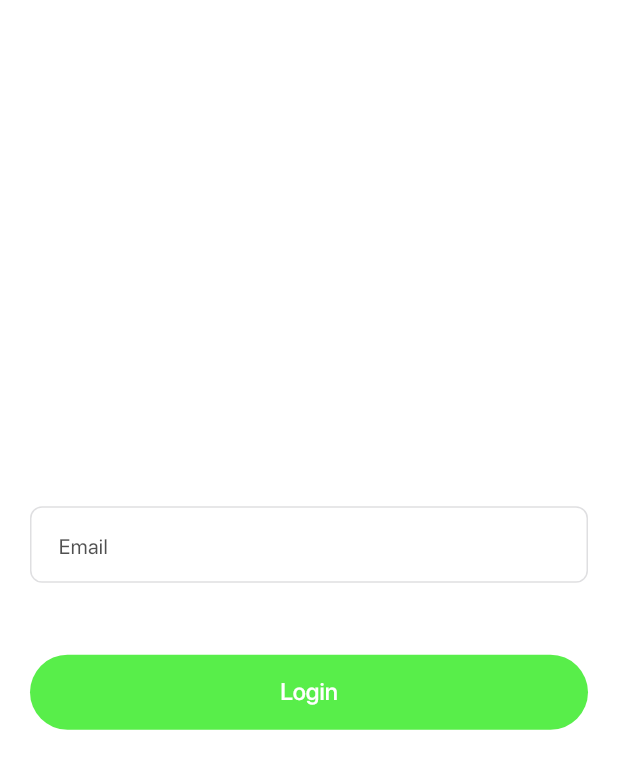
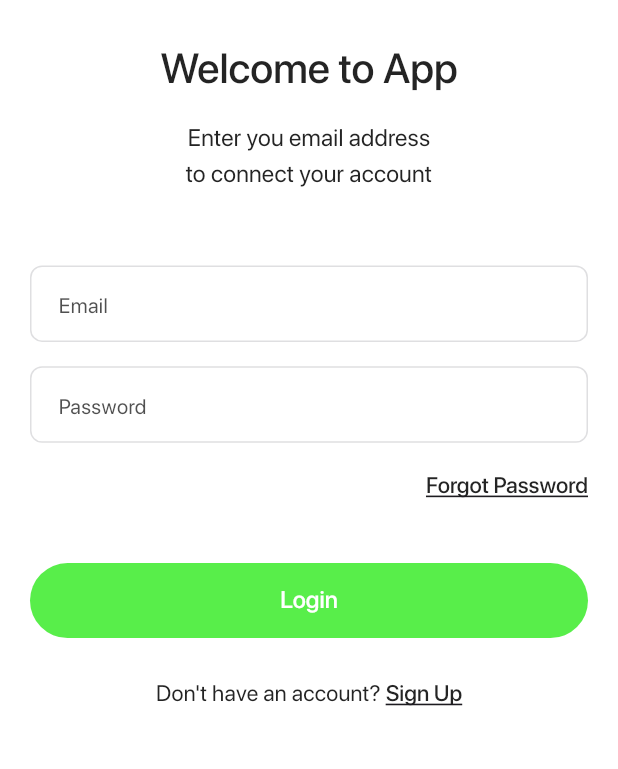
Before and after one commit to muhammadbiilal/firebase_social_media_flutter, a Flutter app: the screen it shows after launch, on a phone screen of 412 x 824 dp. Shown: the top 769 px of the screen. Run offline on Flutter 3.47's test engine with Material 3 defaults, Android fonts, the phone set to English and light mode, and no system bars; our stand-ins replace firebase_core, fluttertoast; missing offline and left inert: firebase_app_check, firebase_core_web, firebase_database_web, firebase_storage_web, image_picker_for_web; accounts and stored records are empty; project files that could hold a hidden picture were left out.

Commit message:
login/sign up view

```diff
--- a/lib/main.dart
+++ b/lib/main.dart
@@ -104,6 +104,12 @@ class MyApp extends StatelessWidget {
             color: AppColors.primaryTextTextColor,
             height: 2.26,
           ),
+          titleMedium: TextStyle(
+            fontSize: 16,
+            fontFamily: AppFonts.sfProDisplayRegular,
+            color: AppColors.primaryTextTextColor,
+            height: 1.5,
+          ),
         ),
       ),
       // home: const SplashScreen(),
@@ -124,3 +130,4 @@ class MyApp extends StatelessWidget {
 // bodyText1 → bodyLarge
 // bodyText2 → bodyMedium
 // caption → bodySmall
+// subtitle1 → titleMedium
--- a/lib/utils/routes/route_name.dart
+++ b/lib/utils/routes/route_name.dart
@@ -1,4 +1,5 @@
 class RouteName {
   static const String splashScreen = 'splash';
   static const String loginView = 'login_view';
+  static const String singUpScreen = 'singUpScreen';
 }
--- a/lib/utils/routes/routes.dart
+++ b/lib/utils/routes/routes.dart
@@ -1,6 +1,7 @@
 import 'package:flutter/material.dart';
 import 'package:tech_media/utils/routes/route_name.dart';
 import 'package:tech_media/view/login/login_screen.dart';
+import 'package:tech_media/view/signup/sign_up_screen.dart';
 import 'package:tech_media/view/splash/splash_screen.dart';
 
 class Routes {
@@ -12,7 +13,8 @@ class Routes {
 
       case RouteName.loginView:
         return MaterialPageRoute(builder: (_) => const LoginScreen());
-
+      case RouteName.singUpScreen:
+        return MaterialPageRoute(builder: (_) => const SignUpScreen());
       default:
         return MaterialPageRoute(builder: (_) {
           return Scaffold(
--- a/lib/view/login/login_screen.dart
+++ b/lib/view/login/login_screen.dart
@@ -1,6 +1,7 @@
 import 'package:flutter/material.dart';
 import 'package:tech_media/res/component/input_text_field.dart';
 import 'package:tech_media/res/component/round_button.dart';
+import 'package:tech_media/utils/routes/route_name.dart';
 
 class LoginScreen extends StatefulWidget {
   const LoginScreen({super.key});
@@ -10,18 +11,54 @@ class LoginScreen extends StatefulWidget {
 }
 
 class _LoginScreenState extends State<LoginScreen> {
+  final _formKey = GlobalKey<FormState>();
   final TextEditingController emailController = TextEditingController();
+  final TextEditingController passwordController = TextEditingController();
+
   final FocusNode emailFocusNode = FocusNode();
+  final FocusNode passwordFocusNode = FocusNode();
+
+  @override
+  void dispose() {
+    // TODO: implement dispose
+    super.dispose();
+    emailController.dispose();
+    passwordController.dispose();
+    emailFocusNode.dispose();
+    passwordFocusNode.dispose();
+  }
 
   @override
   Widget build(BuildContext context) {
+    final height = MediaQuery.of(context).size.height * 1;
     return Scaffold(
-      body: Padding(
-        padding: const EdgeInsets.symmetric(horizontal: 20),
+      body: SafeArea(
+        child: Padding(
+          padding: const EdgeInsets.symmetric(horizontal: 20, vertical: 10),
+          child: SingleChildScrollView(
             child: Column(
-          mainAxisAlignment: MainAxisAlignment.center,
+              mainAxisAlignment: MainAxisAlignment.start,
               crossAxisAlignment: CrossAxisAlignment.center,
               children: [
+                SizedBox(height: height * 0.01),
+                Text(
+                  'Welcome to App',
+                  style: Theme.of(context).textTheme.displaySmall,
+                ),
+                SizedBox(height: height * 0.01),
+                Text(
+                  'Enter you email address\nto connect your account',
+                  style: Theme.of(context).textTheme.titleMedium,
+                  textAlign: TextAlign.center,
+                ),
+                Form(
+                    key: _formKey,
+                    child: Padding(
+                      padding: EdgeInsets.only(
+                          top: height * 0.06, bottom: height * 0.01),
+                      child: Column(
+                        children: [
+                          // SizedBox(height: height * 0.01),
                           InputTextField(
                             myController: emailController,
                             focusNode: emailFocusNode,
@@ -33,12 +70,70 @@ class _LoginScreenState extends State<LoginScreen> {
                               return value.isEmpty ? "enter email" : null;
                             },
                           ),
+                          SizedBox(height: height * 0.01),
+                          InputTextField(
+                            myController: passwordController,
+                            focusNode: passwordFocusNode,
+                            onFieldSubmittedValue: (value) {},
+                            keyboardType: TextInputType.emailAddress,
+                            obscureText: false,
+                            hint: 'Password',
+                            onValidator: (value) {
+                              return value.isEmpty ? "enter password" : null;
+                            },
+                          ),
+                        ],
+                      ),
+                    )),
+                Align(
+                  alignment: Alignment.centerRight,
+                  child: Text(
+                    "Forgot Password",
+                    style: Theme.of(context).textTheme.displayMedium!.copyWith(
+                        fontSize: 15, decoration: TextDecoration.underline),
+                  ),
+                ),
                 const SizedBox(height: 40),
                 RoundButton(
                   title: 'Login',
-              onPress: () {},
+                  onPress: () {
+                    if (_formKey.currentState!.validate()) {
+                      // TODO: Implement login logic
+                      emailController.clear();
+                      passwordController.clear();
+                      emailFocusNode.unfocus();
+                      passwordFocusNode.unfocus();
+                    }
+                  },
+                ),
+                SizedBox(height: height * 0.03),
+                InkWell(
+                  onTap: () {
+                    Navigator.pushNamed(context, RouteName.singUpScreen);
+                  },
+                  child: Text.rich(
+                    TextSpan(
+                        text: "Don't have an account? ",
+                        style: Theme.of(context)
+                            .textTheme
+                            .titleMedium!
+                            .copyWith(fontSize: 15),
+                        children: [
+                          TextSpan(
+                            text: "Sign Up",
+                            style: Theme.of(context)
+                                .textTheme
+                                .displayMedium!
+                                .copyWith(
+                                    fontSize: 15,
+                                    decoration: TextDecoration.underline),
                           )
+                        ]),
+                  ),
+                ),
               ],
+            ),
+          ),
         ),
       ),
     );
```
Also changed, not shown: lib/view/signup/sign_up_screen.dart (+151 -0 lines). Lines whose indentation alone changed are shown as unchanged.
